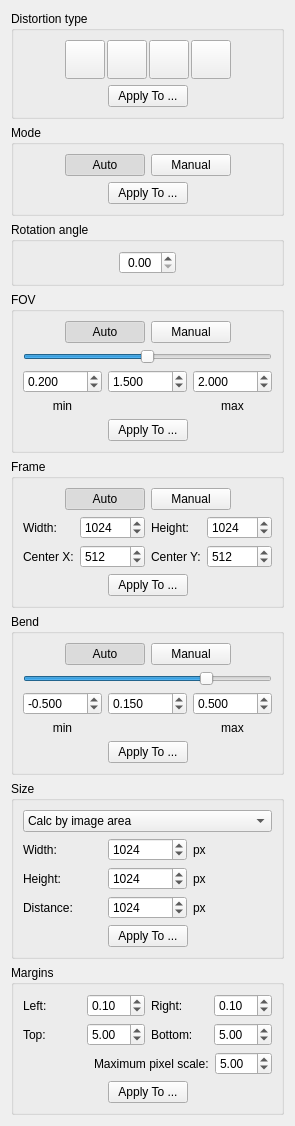
Old version of the form src/core/filters/deskew/ui/DeskewOptionsWidget.ui in the repository ImageProcessing-ElectronicPublications/scantailor-deviant.
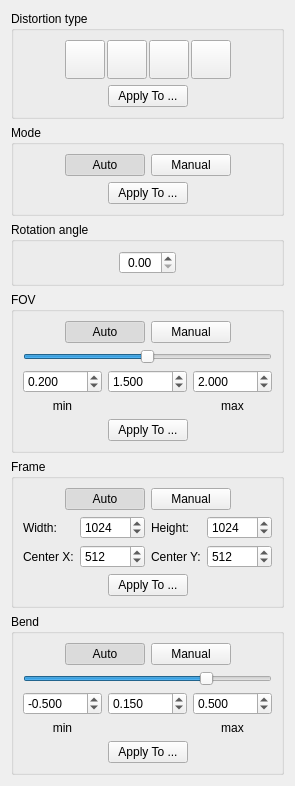
New version of the form. Icons and pictures are not drawn.

Commit message: Temporary remove size and margins panels

```diff
--- a/src/core/filters/deskew/ui/DeskewOptionsWidget.ui
+++ b/src/core/filters/deskew/ui/DeskewOptionsWidget.ui
@@ -7,7 +7,7 @@
     <x>0</x>
     <y>0</y>
     <width>268</width>
-    <height>1088</height>
+    <height>772</height>
    </rect>
   </property>
   <property name="windowTitle">
@@ -972,345 +972,6 @@
      </layout>
     </widget>
    </item>
-   <item>
-    <widget class="QGroupBox" name="sizePanel">
-     <property name="title">
-      <string>Size</string>
-     </property>
-     <layout class="QVBoxLayout" name="verticalLayout_7">
-      <item>
-       <widget class="QComboBox" name="sizeModeComboBox">
-        <item>
-         <property name="text">
-          <string>Calc by image area</string>
-         </property>
-        </item>
-        <item>
-         <property name="text">
-          <string>Fit to width</string>
-         </property>
-        </item>
-        <item>
-         <property name="text">
-          <string>Fit to height</string>
-         </property>
-        </item>
-        <item>
-         <property name="text">
-          <string>Stretch to</string>
-         </property>
-        </item>
-        <item>
-         <property name="text">
-          <string>Calc by camera distance</string>
-         </property>
-        </item>
-       </widget>
-      </item>
-      <item>
-       <layout class="QGridLayout" name="sizeGridLayout">
-        <item row="0" column="0">
-         <widget class="QLabel" name="sizeWidthLabel">
-          <property name="text">
-           <string>Width:</string>
-          </property>
-         </widget>
-        </item>
-        <item row="0" column="1">
-         <widget class="QDoubleSpinBox" name="sizeWidthSpinBox">
-          <property name="decimals">
-           <number>0</number>
-          </property>
-          <property name="minimum">
-           <double>1.000000000000000</double>
-          </property>
-          <property name="maximum">
-           <double>32768.000000000000000</double>
-          </property>
-          <property name="value">
-           <double>1024.000000000000000</double>
-          </property>
-         </widget>
-        </item>
-        <item row="0" column="2">
-         <widget class="QLabel" name="sizeWidthUnitsLabel">
-          <property name="text">
-           <string>px</string>
-          </property>
-         </widget>
-        </item>
-        <item row="1" column="0">
-         <widget class="QLabel" name="sizeHeightLabel">
-          <property name="text">
-           <string>Height:</string>
-          </property>
-         </widget>
-        </item>
-        <item row="1" column="1">
-         <widget class="QDoubleSpinBox" name="sizeHeightSpinBox">
-          <property name="decimals">
-           <number>0</number>
-          </property>
-          <property name="minimum">
-           <double>1.000000000000000</double>
-          </property>
-          <property name="maximum">
-           <double>32768.000000000000000</double>
-          </property>
-          <property name="value">
-           <double>1024.000000000000000</double>
-          </property>
-         </widget>
-        </item>
-        <item row="1" column="2">
-         <widget class="QLabel" name="sizeHeightUnitsLabel">
-          <property name="text">
-           <string>px</string>
-          </property>
-         </widget>
-        </item>
-        <item row="2" column="0">
-         <widget class="QLabel" name="sizeDistanceLabel">
-          <property name="text">
-           <string>Distance:</string>
-          </property>
-         </widget>
-        </item>
-        <item row="2" column="1">
-         <widget class="QDoubleSpinBox" name="sizeDistanceSpinBox">
-          <property name="decimals">
-           <number>0</number>
-          </property>
-          <property name="minimum">
-           <double>1.000000000000000</double>
-          </property>
-          <property name="maximum">
-           <double>3276800.000000000000000</double>
-          </property>
-          <property name="value">
-           <double>1024.000000000000000</double>
-          </property>
-         </widget>
-        </item>
-        <item row="2" column="2">
-         <widget class="QLabel" name="sizeDistanceUnitsLabel">
-          <property name="text">
-           <string>px</string>
-          </property>
-         </widget>
-        </item>
-       </layout>
-      </item>
-      <item>
-       <layout class="QHBoxLayout" name="sizeApplyHorizontalLayout">
-        <item>
-         <spacer name="sizeApplyHorizontalSpacerLeft">
-          <property name="orientation">
-           <enum>Qt::Horizontal</enum>
-          </property>
-          <property name="sizeHint" stdset="0">
-           <size>
-            <width>10</width>
-            <height>20</height>
-           </size>
-          </property>
-         </spacer>
-        </item>
-        <item>
-         <widget class="QPushButton" name="sizeApplyBtn">
-          <property name="text">
-           <string>Apply To ...</string>
-          </property>
-         </widget>
-        </item>
-        <item>
-         <spacer name="sizeApplyHorizontalSpacerRight">
-          <property name="orientation">
-           <enum>Qt::Horizontal</enum>
-          </property>
-          <property name="sizeHint" stdset="0">
-           <size>
-            <width>10</width>
-            <height>20</height>
-           </size>
-          </property>
-         </spacer>
-        </item>
-       </layout>
-      </item>
-     </layout>
-    </widget>
-   </item>
-   <item>
-    <widget class="QGroupBox" name="marginsPanel">
-     <property name="title">
-      <string>Margins</string>
-     </property>
-     <layout class="QVBoxLayout" name="verticalLayout_8">
-      <item>
-       <layout class="QGridLayout" name="marginsGridLayout">
-        <item row="0" column="0">
-         <widget class="QLabel" name="marginsLeftLabel">
-          <property name="text">
-           <string>Left:</string>
-          </property>
-         </widget>
-        </item>
-        <item row="0" column="1">
-         <widget class="QDoubleSpinBox" name="marginsLeftSpinBox">
-          <property name="maximum">
-           <double>1.000000000000000</double>
-          </property>
-          <property name="singleStep">
-           <double>0.010000000000000</double>
-          </property>
-          <property name="value">
-           <double>0.100000000000000</double>
-          </property>
-         </widget>
-        </item>
-        <item row="0" column="2">
-         <widget class="QLabel" name="marginsRightLabel">
-          <property name="text">
-           <string>Right:</string>
-          </property>
-         </widget>
-        </item>
-        <item row="0" column="3">
-         <widget class="QDoubleSpinBox" name="marginsRightSpinBox">
-          <property name="maximum">
-           <double>1.000000000000000</double>
-          </property>
-          <property name="singleStep">
-           <double>0.010000000000000</double>
-          </property>
-          <property name="value">
-           <double>0.100000000000000</double>
-          </property>
-         </widget>
-        </item>
-        <item row="1" column="0">
-         <widget class="QLabel" name="marginsTopLabel">
-          <property name="text">
-           <string>Top:</string>
-          </property>
-         </widget>
-        </item>
-        <item row="1" column="1">
-         <widget class="QDoubleSpinBox" name="marginsTopSpinBox">
-          <property name="maximum">
-           <double>10.000000000000000</double>
-          </property>
-          <property name="singleStep">
-           <double>0.050000000000000</double>
-          </property>
-          <property name="value">
-           <double>5.000000000000000</double>
-          </property>
-         </widget>
-        </item>
-        <item row="1" column="2">
-         <widget class="QLabel" name="marginsBottomLabel">
-          <property name="text">
-           <string>Bottom:</string>
-          </property>
-         </widget>
-        </item>
-        <item row="1" column="3">
-         <widget class="QDoubleSpinBox" name="marginsBottomSpinBox">
-          <property name="maximum">
-           <double>10.000000000000000</double>
-          </property>
-          <property name="singleStep">
-           <double>0.050000000000000</double>
-          </property>
-          <property name="value">
-           <double>5.000000000000000</double>
-          </property>
-         </widget>
-        </item>
-       </layout>
-      </item>
-      <item>
-       <layout class="QHBoxLayout" name="marginsMaxPixelScaleHorizontalLayout">
-        <item>
-         <spacer name="marginsMaxPixelScaleHorizontalSpacer">
-          <property name="orientation">
-           <enum>Qt::Horizontal</enum>
-          </property>
-          <property name="sizeHint" stdset="0">
-           <size>
-            <width>2</width>
-            <height>20</height>
-           </size>
-          </property>
-         </spacer>
-        </item>
-        <item>
-         <widget class="QLabel" name="marginsMaxPixelScaleLabel">
-          <property name="text">
-           <string>Maximum pixel scale:</string>
-          </property>
-         </widget>
-        </item>
-        <item>
-         <widget class="QDoubleSpinBox" name="marginsMaxPixelScaleSpinBox">
-          <property name="minimum">
-           <double>1.000000000000000</double>
-          </property>
-          <property name="maximum">
-           <double>10.000000000000000</double>
-          </property>
-          <property name="singleStep">
-           <double>0.050000000000000</double>
-          </property>
-          <property name="value">
-           <double>5.000000000000000</double>
-          </property>
-         </widget>
-        </item>
-       </layout>
-      </item>
-      <item>
-       <layout class="QHBoxLayout" name="marginsApplyHorizontalLayout">
-        <item>
-         <spacer name="marginsApplyHorizontalSpacerLeft">
-          <property name="orientation">
-           <enum>Qt::Horizontal</enum>
-          </property>
-          <property name="sizeHint" stdset="0">
-           <size>
-            <width>10</width>
-            <height>20</height>
-           </size>
-          </property>
-         </spacer>
-        </item>
-        <item>
-         <widget class="QPushButton" name="marginsApplyBtn">
-          <property name="text">
-           <string>Apply To ...</string>
-          </property>
-         </widget>
-        </item>
-        <item>
-         <spacer name="marginsApplyHorizontalSpacerRight">
-          <property name="orientation">
-           <enum>Qt::Horizontal</enum>
-          </property>
-          <property name="sizeHint" stdset="0">
-           <size>
-            <width>10</width>
-            <height>20</height>
-           </size>
-          </property>
-         </spacer>
-        </item>
-       </layout>
-      </item>
-     </layout>
-    </widget>
-   </item>
    <item>
     <spacer name="verticalSpacer">
      <property name="orientation">
```
The commit also changes 2 other files.
